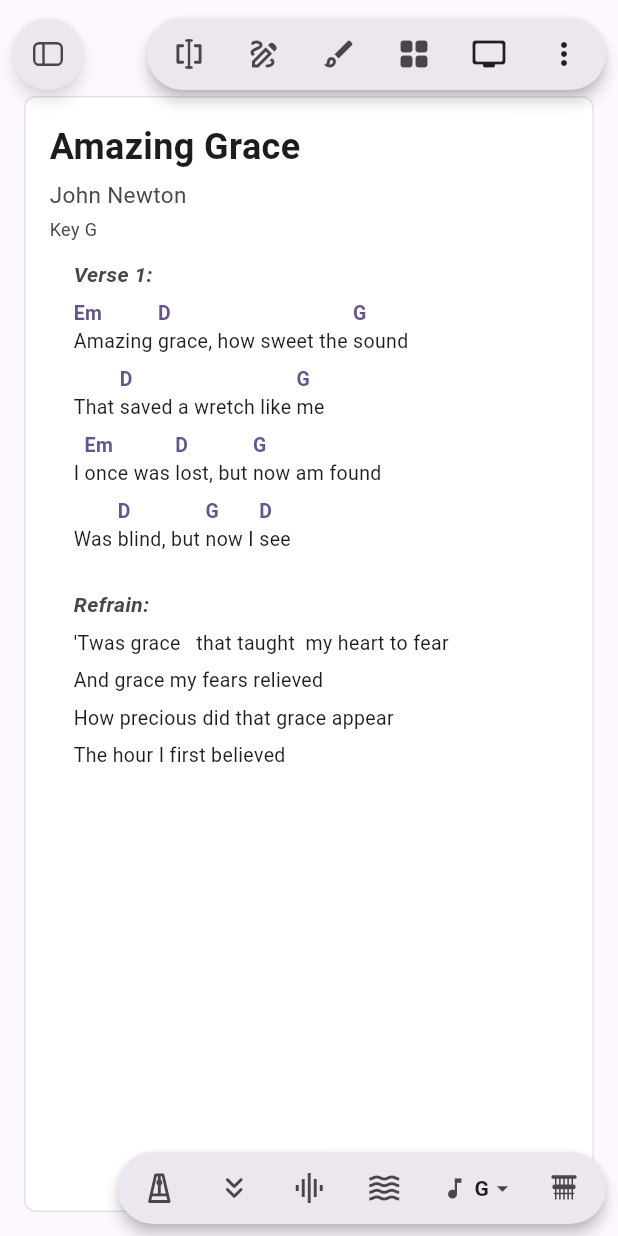
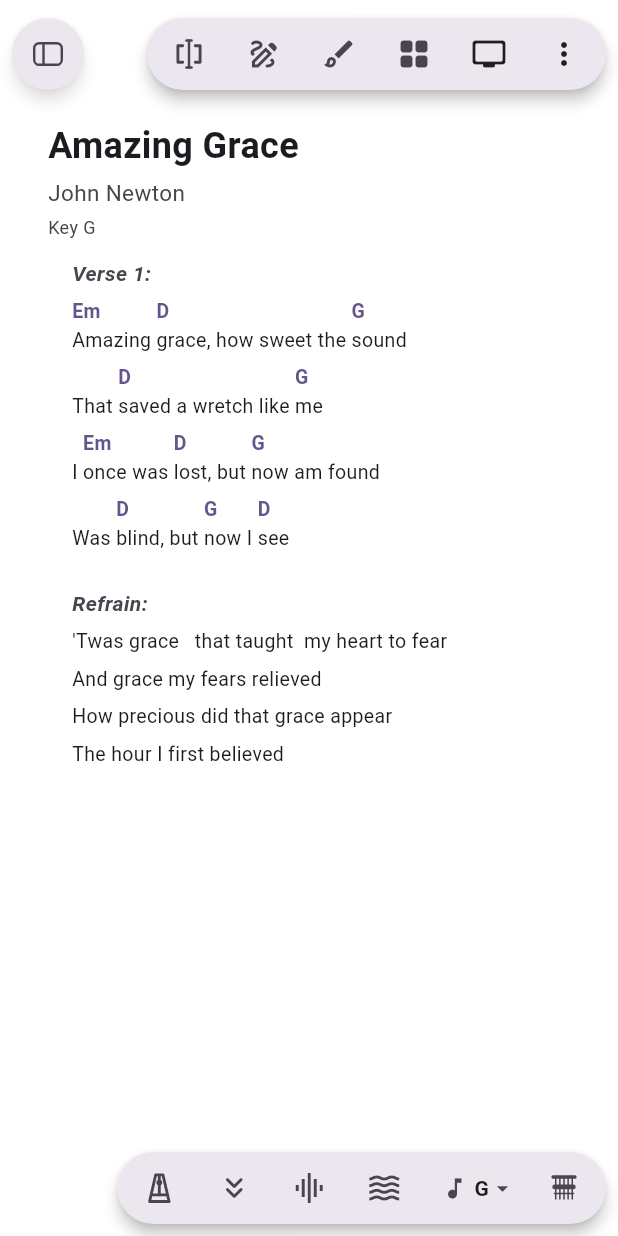
Before and after one commit to bramble-apps/chordpro-presenter, a Flutter app: the screen it shows after launch, on a phone screen of 412 x 824 dp. Run offline on Flutter 3.47's test engine with Material 3 defaults, Android fonts, the phone set to English and light mode, and no system bars; our stand-ins replace audioplayers, file_picker, multicast_dns, pdf, printing, qr_flutter and 4 more; missing offline and left inert: bonsoir, dart:js_interop, dart:ui_web, desktop_multi_window, flutter_chrome_cast, fvp and 4 more; project files that could hold a hidden picture were left out.

Commit message:
Floating-toolbar layout: the sheet edge to edge under the toolbars (no card); its words start below the top toolbar and scroll up behind it, soft halos round both toolbars
Co-Authored-By: Claude Opus 5.5 <noreply@anthropic.com>

```diff
--- a/lib/screens/operator_screen.dart
+++ b/lib/screens/operator_screen.dart
@@ -2034,23 +2034,69 @@ class _OperatorScreenState extends State<OperatorScreen>
           final top = eink && _topBarSize.value != Size.zero
               ? _topBarSize.value.height + em * 2
               : 64.0;
+          // The sheet edge to edge, under the toolbars: its words start
+          // below the top one (where the card's did) and scroll up behind
+          // it, and clear the bottom one at the end. (E-ink: framed by the
+          // bars as before.)
+          final fullBleed = !presenting && !eink;
+          final scheme = Theme.of(context).colorScheme;
+          final behind = presenting
+              ? (pane > 0 ? scheme.surfaceContainerHigh : scheme.surface)
+              : scheme.surfaceContainerLowest;
+          Widget halo(double right, double? top, double? bottom, Size size) =>
+              Positioned(
+                right: right,
+                top: top,
+                bottom: bottom,
+                width: size.width,
+                height: size.height,
+                child: IgnorePointer(
+                  child: DecoratedBox(
+                    decoration: BoxDecoration(
+                      borderRadius: BorderRadius.circular(
+                        inkR(size.height / 2),
+                      ),
+                      boxShadow: [
+                        BoxShadow(
+                          color: behind.withValues(alpha: 0.9),
+                          blurRadius: 24,
+                          spreadRadius: 10,
+                        ),
+                      ],
+                    ),
+                  ),
+                ),
+              );
           return Stack(
             children: [
               Positioned.fill(
                 child: Padding(
-                  padding: EdgeInsets.fromLTRB(
+                  padding: fullBleed
+                      ? EdgeInsets.only(bottom: pane)
+                      : EdgeInsets.fromLTRB(
                           eink ? em : 16,
                           top,
                           eink ? em : 16,
-                    // (E-ink: the sheet ends above the toolbar, not under.)
+                          // (E-ink: the sheet ends above the toolbar, not
+                          // under.)
                           presenting
                               ? pane
                               : isEink(context)
                               ? band
                               : 16,
                         ),
-                  child:
-                      sheetArea ??
+                  child: fullBleed
+                      ? SheetInsets(
+                          framed: false,
+                          inset: EdgeInsets.fromLTRB(
+                            16,
+                            top,
+                            16,
+                            pane > 0 ? 16 : band,
+                          ),
+                          child: sheetArea,
+                        )
+                      : sheetArea ??
                             PresentationView(
                               model: model,
                               bottomClearance: pane > 0 ? 0 : band,
@@ -2058,39 +2104,14 @@ class _OperatorScreenState extends State<OperatorScreen>
                 ),
               ),
               if (pane > 0) _bottomPane(pane),
-              // A soft halo around the toolbar, so what scrolls behind it
-              // (slides, media) doesn't run into its edges.
-              if (presenting &&
+              // A soft halo around the toolbars, so what scrolls behind them
+              // (slides, media, the sheet) doesn't run into their edges.
+              if ((presenting || (fullBleed && pane == 0)) &&
                   bottomBarSize.value != Size.zero &&
                   !isEink(context))
-                Positioned(
-                  right: barPad,
-                  bottom: barPad,
-                  width: bottomBarSize.value.width,
-                  height: bottomBarSize.value.height,
-                  child: IgnorePointer(
-                    child: DecoratedBox(
-                      decoration: BoxDecoration(
-                        borderRadius: BorderRadius.circular(
-                          inkR(bottomBarSize.value.height / 2),
-                        ),
-                        boxShadow: [
-                          BoxShadow(
-                            color:
-                                (pane > 0
-                                        ? Theme.of(context)
-                                              .colorScheme
-                                              .surfaceContainerHigh
-                                        : Theme.of(context).colorScheme.surface)
-                                    .withValues(alpha: 0.9),
-                            blurRadius: 24,
-                            spreadRadius: 10,
-                          ),
-                        ],
-                      ),
-                    ),
-                  ),
-                ),
+                halo(barPad, null, barPad, bottomBarSize.value),
+              if (fullBleed && !_compact && _topBarSize.value != Size.zero)
+                halo(14, 12, null, _topBarSize.value),
               // E-ink: a plain plate instead (nothing shows round the
               // toolbar's edges, nothing is half hidden behind it).
               if (presenting &&
--- a/lib/widgets/chord_sheet.dart
+++ b/lib/widgets/chord_sheet.dart
@@ -24,6 +24,28 @@ import '../eink.dart';
 /// Formatted chord sheet: title/artist/details on top, sections (tap one to
 /// centre it), chords above or inline with the lyrics, key changes from the
 /// song structure, notes and a copyright footer — styled by [SheetFormat].
+/// How a [ChordSheet] below sits in its screen: [framed] (a card with a
+/// border, the default) or full-bleed under floating toolbars, with its
+/// content kept [inset] from the edges (clear of the toolbars) and
+/// scrolling up behind them.
+class SheetInsets extends InheritedWidget {
+  final EdgeInsets inset;
+  final bool framed;
+  const SheetInsets({
+    super.key,
+    this.inset = EdgeInsets.zero,
+    this.framed = true,
+    required super.child,
+  });
+
+  static SheetInsets? maybeOf(BuildContext context) =>
+      context.dependOnInheritedWidgetOfExactType<SheetInsets>();
+
+  @override
+  bool updateShouldNotify(SheetInsets old) =>
+      old.inset != inset || old.framed != framed;
+}
+
 class ChordSheet extends StatefulWidget {
   final Song song;
 
@@ -664,6 +686,9 @@ class _ChordSheetState extends State<ChordSheet>
 
     final Widget content;
     final layout = widget.layout;
+    final placed = SheetInsets.maybeOf(context);
+    final inset = placed?.inset ?? EdgeInsets.zero;
+    final pad = const EdgeInsets.all(16) + inset;
     if (layout != null && layout.pageMode) {
       // Printed-page view: title across the top of page 1, then the parts
       // flowing down the columns.
@@ -671,7 +696,7 @@ class _ChordSheetState extends State<ChordSheet>
         color: scheme.surfaceContainer,
         child: SingleChildScrollView(
           controller: _scroll,
-          padding: const EdgeInsets.all(16),
+          padding: pad,
           child: _withOverlay(
             PagedSheet(
               paper: layout.paper,
@@ -695,14 +720,14 @@ class _ChordSheetState extends State<ChordSheet>
         crossAxisAlignment: CrossAxisAlignment.stretch,
         children: [
           Padding(
-            padding: const EdgeInsets.fromLTRB(16, 16, 16, 4),
+            padding: EdgeInsets.fromLTRB(pad.left, pad.top, pad.right, 4),
             child: column(headerWidgets),
           ),
           const Divider(height: 1),
           Expanded(
             child: SingleChildScrollView(
               controller: _scroll,
-              padding: const EdgeInsets.all(16),
+              padding: pad.copyWith(top: 16),
               child: _withOverlay(
                 Column(
                   crossAxisAlignment: CrossAxisAlignment.stretch,
@@ -716,7 +741,7 @@ class _ChordSheetState extends State<ChordSheet>
     } else {
       content = SingleChildScrollView(
         controller: _scroll,
-        padding: const EdgeInsets.all(16),
+        padding: pad,
         child: _withOverlay(
           Column(
             crossAxisAlignment: CrossAxisAlignment.stretch,
@@ -726,6 +751,13 @@ class _ChordSheetState extends State<ChordSheet>
       );
     }
 
+    // Full-bleed (under floating toolbars): the page colour edge to edge.
+    if (placed != null && !placed.framed) {
+      return ColoredBox(
+        color: scheme.surfaceContainerLowest,
+        child: SelectionArea(child: content),
+      );
+    }
     return Container(
       decoration: BoxDecoration(
         color: scheme.surfaceContainerLowest,
```
Lines whose indentation alone changed are shown as unchanged.
